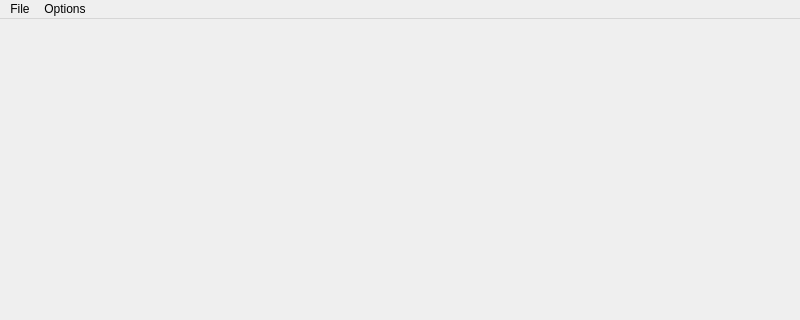
This is src/mainwindow.ui in LotusField/muri as Qt 5 draws it before an edit; both pictures show x 0 to 800 and y 0 to 320 of the 800 by 600 pixel window. The edited form follows.
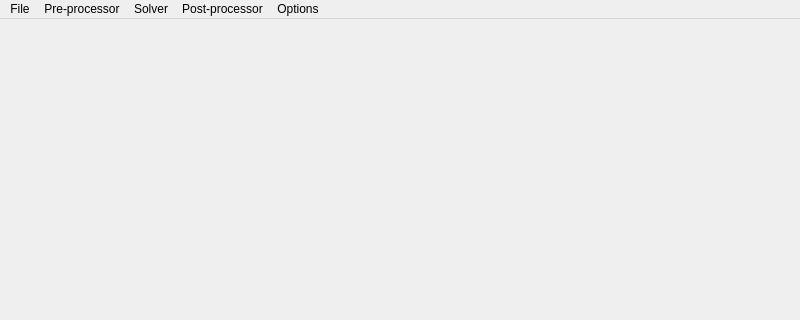
This is the edited form.

Diff of the .ui file:
```diff
--- a/src/mainwindow.ui
+++ b/src/mainwindow.ui
@@ -35,7 +35,28 @@
      <string>Options</string>
     </property>
    </widget>
+   <widget class="QMenu" name="menuPreprocessor">
+    <property name="title">
+     <string>Pre-processor</string>
+    </property>
+    <addaction name="actionShow"/>
+   </widget>
+   <widget class="QMenu" name="menuPost_processor">
+    <property name="title">
+     <string>Post-processor</string>
+    </property>
+    <addaction name="actionShow_3"/>
+   </widget>
+   <widget class="QMenu" name="menuSolver">
+    <property name="title">
+     <string>Solver</string>
+    </property>
+    <addaction name="actionShow_2"/>
+   </widget>
    <addaction name="menuFile"/>
+   <addaction name="menuPreprocessor"/>
+   <addaction name="menuSolver"/>
+   <addaction name="menuPost_processor"/>
    <addaction name="menuOptions"/>
   </widget>
   <action name="actionExit">
```
Left out of the diff: 15 changed lines with no effect on the pictures.
